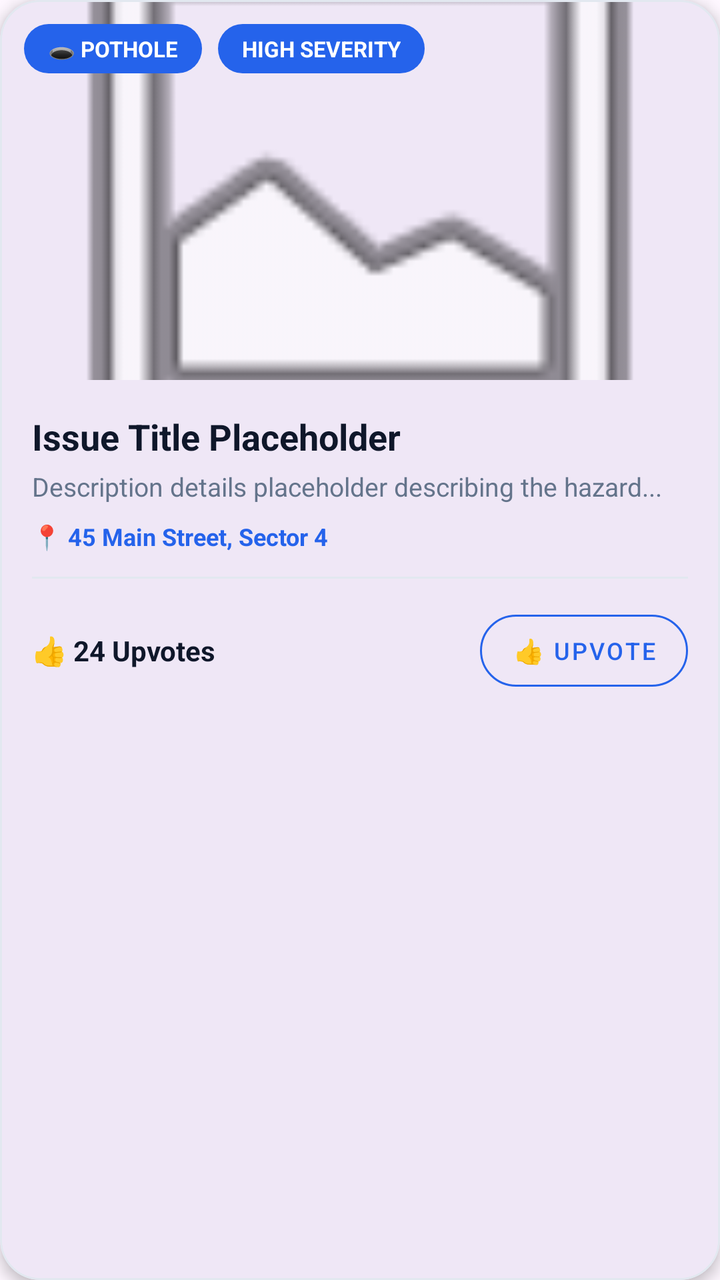
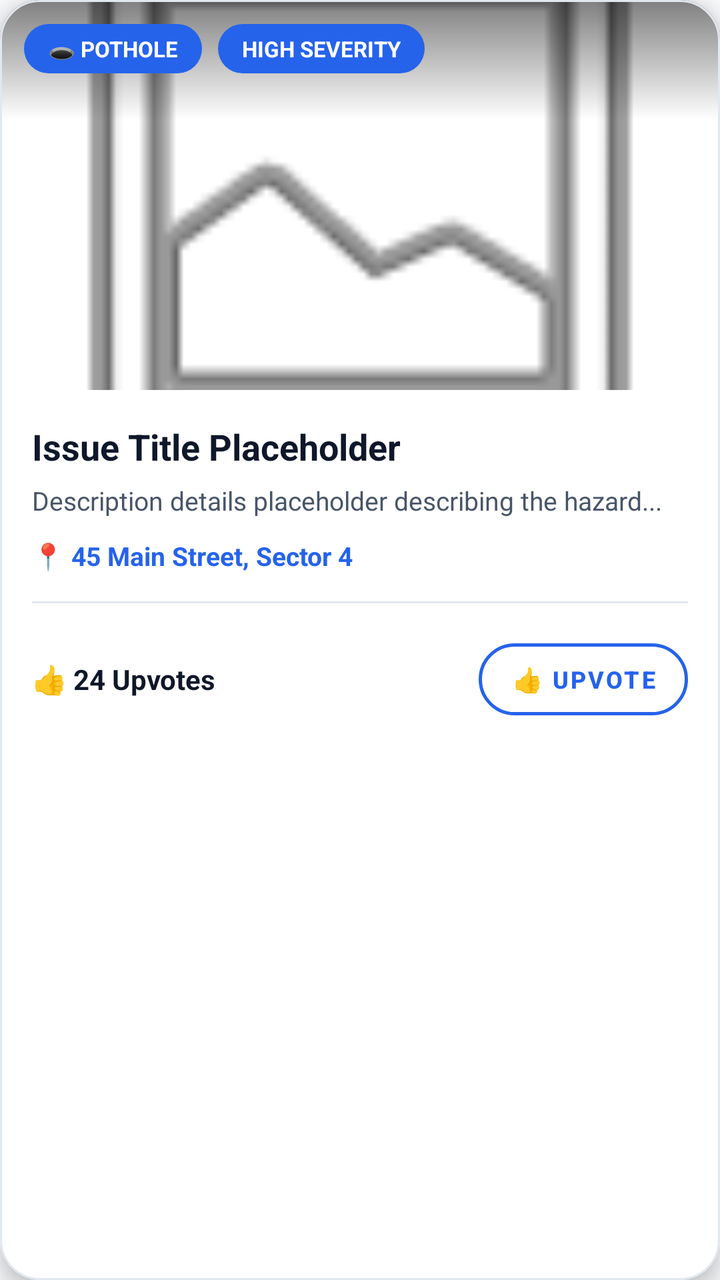

Two renders of the same Android screen: before a commit and after it. Below are the layout's source before the change and the commit's diff.
<!-- AndroidManifest.xml: application theme Theme.CivicLensAI -->
<!-- res/layout/item_issue_card.xml -->
<?xml version="1.0" encoding="utf-8"?>
<com.google.android.material.card.MaterialCardView xmlns:android="http://schemas.android.com/apk/res/android"
    xmlns:app="http://schemas.android.com/apk/res-auto"
    android:layout_width="match_parent"
    android:layout_height="wrap_content"
    android:layout_marginBottom="16dp"
    app:cardCornerRadius="20dp"
    app:cardElevation="4dp"
    app:strokeWidth="1dp"
    app:strokeColor="@color/divider_line">

    <LinearLayout
        android:layout_width="match_parent"
        android:layout_height="wrap_content"
        android:orientation="vertical">

        
        <FrameLayout
            android:layout_width="match_parent"
            android:layout_height="190dp">

            <ImageView
                android:id="@+id/ivIssuePhoto"
                android:layout_width="match_parent"
                android:layout_height="match_parent"
                android:scaleType="centerCrop"
                android:src="@android:drawable/ic_menu_gallery" />

            <LinearLayout
                android:layout_width="match_parent"
                android:layout_height="wrap_content"
                android:layout_gravity="top"
                android:padding="12dp">

                <TextView
                    android:id="@+id/tvCategoryTag"
                    android:layout_width="wrap_content"
                    android:layout_height="wrap_content"
                    android:background="@drawable/bg_badge_rounded"
                    android:paddingHorizontal="12dp"
                    android:paddingVertical="5dp"
                    android:text="🕳️ POTHOLE"
                    android:textColor="@color/white"
                    android:textSize="11sp"
                    android:textStyle="bold" />

                <TextView
                    android:id="@+id/tvSeverityTag"
                    android:layout_width="wrap_content"
                    android:layout_height="wrap_content"
                    android:layout_marginStart="8dp"
                    android:background="@drawable/bg_badge_rounded"
                    android:paddingHorizontal="12dp"
                    android:paddingVertical="5dp"
                    android:text="HIGH SEVERITY"
                    android:textColor="@color/white"
                    android:textSize="11sp"
                    android:textStyle="bold" />
            </LinearLayout>
        </FrameLayout>

        
        <LinearLayout
            android:layout_width="match_parent"
            android:layout_height="wrap_content"
            android:orientation="vertical"
            android:padding="16dp">

            <TextView
                android:id="@+id/tvIssueTitle"
                android:layout_width="match_parent"
                android:layout_height="wrap_content"
                android:text="Issue Title Placeholder"
                android:textColor="@color/text_primary"
                android:textSize="18sp"
                android:textStyle="bold" />

            <TextView
                android:id="@+id/tvIssueDesc"
                android:layout_width="match_parent"
                android:layout_height="wrap_content"
                android:layout_marginTop="4dp"
                android:ellipsize="end"
                android:maxLines="2"
                android:text="Description details placeholder describing the hazard..."
                android:textColor="@color/text_secondary"
                android:textSize="13sp"
                android:lineSpacingExtra="2dp" />

            <TextView
                android:id="@+id/tvIssueAddress"
                android:layout_width="match_parent"
                android:layout_height="wrap_content"
                android:layout_marginTop="8dp"
                android:text="📍 45 Main Street, Sector 4"
                android:textColor="@color/primary_blue"
                android:textSize="12sp"
                android:textStyle="bold" />

            <View
                android:layout_width="match_parent"
                android:layout_height="1dp"
                android:layout_marginTop="12dp"
                android:layout_marginBottom="12dp"
                android:background="@color/divider_line" />

            <LinearLayout
                android:layout_width="match_parent"
                android:layout_height="wrap_content"
                android:gravity="center_vertical"
                android:orientation="horizontal">

                <TextView
                    android:id="@+id/tvUpvotes"
                    android:layout_width="0dp"
                    android:layout_height="wrap_content"
                    android:layout_weight="1"
                    android:text="👍 24 Upvotes"
                    android:textColor="@color/text_primary"
                    android:textSize="14sp"
                    android:textStyle="bold" />

                <com.google.android.material.button.MaterialButton
                    android:id="@+id/btnUpvote"
                    style="@style/Widget.MaterialComponents.Button.OutlinedButton"
                    android:layout_width="wrap_content"
                    android:layout_height="wrap_content"
                    android:text="👍 Upvote"
                    android:textColor="@color/primary_blue"
                    android:textSize="12sp"
                    app:cornerRadius="20dp"
                    app:strokeColor="@color/primary_blue" />

            </LinearLayout>
        </LinearLayout>

    </LinearLayout>
</com.google.android.material.card.MaterialCardView>
<!-- resources referenced by this layout -->
<resources>
  <color name="divider_line">#E2E8F0</color>
  <color name="primary_blue">#2563EB</color>
  <color name="text_primary">#0F172A</color>
  <color name="text_secondary">#64748B</color>
  <color name="white">#FFFFFF</color>
  <!-- drawable bg_badge_rounded (drawable) -->
  <?xml version="1.0" encoding="utf-8"?>
  <shape xmlns:android="http://schemas.android.com/apk/res/android"
      android:shape="rectangle">
      <solid android:color="@color/primary_blue" />
      <corners android:radius="20dp" />
  </shape>
  <style name="Theme.CivicLensAI" parent="Base.Theme.CivicLensAI" />
  <style name="Base.Theme.CivicLensAI" parent="Theme.Material3.DayNight.NoActionBar">
          
          
      </style>
</resources>

<!-- the commit's change to res/layout/item_issue_card.xml (unified diff, before → after) -->
@@ -4,20 +4,22 @@
     android:layout_width="match_parent"
     android:layout_height="wrap_content"
     android:layout_marginBottom="16dp"
+    app:cardBackgroundColor="@color/white"
     app:cardCornerRadius="20dp"
-    app:cardElevation="4dp"
+    app:cardElevation="6dp"
     app:strokeWidth="1dp"
     app:strokeColor="@color/divider_line">
 
     <LinearLayout
         android:layout_width="match_parent"
         android:layout_height="wrap_content"
+        android:background="@color/white"
         android:orientation="vertical">
 
         
         <FrameLayout
             android:layout_width="match_parent"
-            android:layout_height="190dp">
+            android:layout_height="195dp">
 
             <ImageView
                 android:id="@+id/ivIssuePhoto"
@@ -25,6 +27,12 @@
                 android:layout_height="match_parent"
                 android:scaleType="centerCrop"
                 android:src="@android:drawable/ic_menu_gallery" />
+
+            
+            <View
+                android:layout_width="match_parent"
+                android:layout_height="60dp"
+                android:background="@drawable/bg_gradient_top_shadow" />
 
             <LinearLayout
                 android:layout_width="match_parent"
@@ -63,6 +71,7 @@
         <LinearLayout
             android:layout_width="match_parent"
             android:layout_height="wrap_content"
+            android:background="@color/white"
             android:orientation="vertical"
             android:padding="16dp">
 
@@ -71,7 +80,7 @@
                 android:layout_width="match_parent"
                 android:layout_height="wrap_content"
                 android:text="Issue Title Placeholder"
-                android:textColor="@color/text_primary"
+                android:textColor="#0F172A"
                 android:textSize="18sp"
                 android:textStyle="bold" />
 
@@ -79,29 +88,29 @@
                 android:id="@+id/tvIssueDesc"
                 android:layout_width="match_parent"
                 android:layout_height="wrap_content"
-                android:layout_marginTop="4dp"
+                android:layout_marginTop="6dp"
                 android:ellipsize="end"
+                android:lineSpacingExtra="3dp"
                 android:maxLines="2"
                 android:text="Description details placeholder describing the hazard..."
-                android:textColor="@color/text_secondary"
-                android:textSize="13sp"
-                android:lineSpacingExtra="2dp" />
+                android:textColor="#475569"
+                android:textSize="13sp" />
 
             <TextView
                 android:id="@+id/tvIssueAddress"
                 android:layout_width="match_parent"
                 android:layout_height="wrap_content"
-                android:layout_marginTop="8dp"
+                android:layout_marginTop="10dp"
                 android:text="📍 45 Main Street, Sector 4"
-                android:textColor="@color/primary_blue"
-                android:textSize="12sp"
+                android:textColor="#2563EB"
+                android:textSize="13sp"
                 android:textStyle="bold" />
 
             <View
                 android:layout_width="match_parent"
                 android:layout_height="1dp"
-                android:layout_marginTop="12dp"
-                android:layout_marginBottom="12dp"
+                android:layout_marginTop="14dp"
+                android:layout_marginBottom="14dp"
                 android:background="@color/divider_line" />
 
             <LinearLayout
@@ -116,7 +125,7 @@
                     android:layout_height="wrap_content"
                     android:layout_weight="1"
                     android:text="👍 24 Upvotes"
-                    android:textColor="@color/text_primary"
+                    android:textColor="#0F172A"
                     android:textSize="14sp"
                     android:textStyle="bold" />
 
@@ -125,11 +134,13 @@
                     style="@style/Widget.MaterialComponents.Button.OutlinedButton"
                     android:layout_width="wrap_content"
                     android:layout_height="wrap_content"
-                    android:text="👍 Upvote"
-                    android:textColor="@color/primary_blue"
+                    android:text="👍 UPVOTE"
+                    android:textColor="#2563EB"
                     android:textSize="12sp"
+                    android:textStyle="bold"
                     app:cornerRadius="20dp"
-                    app:strokeColor="@color/primary_blue" />
+                    app:strokeColor="#2563EB"
+                    app:strokeWidth="1.5dp" />
 
             </LinearLayout>
         </LinearLayout>
<!-- resource entries referenced after the edit -->
@@ -2,8 +2,6 @@
 <resources>
   <color name="divider_line">#E2E8F0</color>
   <color name="primary_blue">#2563EB</color>
-  <color name="text_primary">#0F172A</color>
-  <color name="text_secondary">#64748B</color>
   <color name="white">#FFFFFF</color>
   <!-- drawable bg_badge_rounded (drawable) -->
   <?xml version="1.0" encoding="utf-8"?>
@@ -12,10 +10,24 @@
       <solid android:color="@color/primary_blue" />
       <corners android:radius="20dp" />
   </shape>
+  <!-- drawable bg_gradient_top_shadow (drawable) -->
+  <?xml version="1.0" encoding="utf-8"?>
+  <shape xmlns:android="http://schemas.android.com/apk/res/android"
+      android:shape="rectangle">
+      <gradient
+          android:angle="270"
+          android:startColor="#80000000"
+          android:endColor="#00000000"
+          android:type="linear" />
+  </shape>
   <style name="Theme.CivicLensAI" parent="Base.Theme.CivicLensAI" />
-  <style name="Base.Theme.CivicLensAI" parent="Theme.Material3.DayNight.NoActionBar">
-          
-          
+  <style name="Base.Theme.CivicLensAI" parent="Theme.Material3.Light.NoActionBar">
+          <item name="colorPrimary">@color/primary_blue</item>
+          <item name="colorOnPrimary">@color/white</item>
+          <item name="colorSecondary">@color/accent_teal</item>
+          <item name="android:windowBackground">@color/bg_light</item>
       </style>
+  <color name="accent_teal">#0EA5E9</color>
+  <color name="bg_light">#F8FAFC</color>
 </resources>
 
